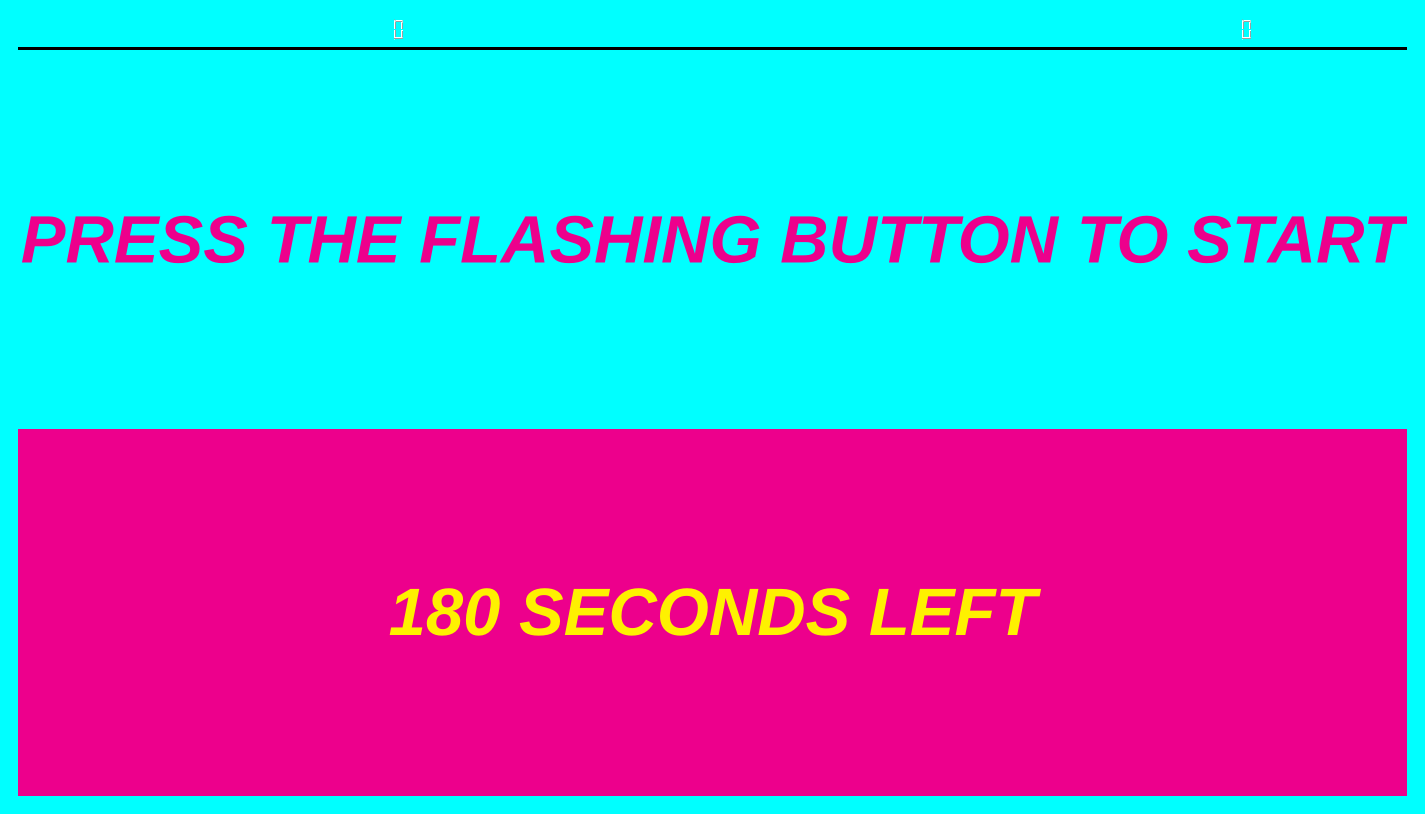
Above: GUI/main.ui from Neil-Sawhney/accelerating_circularity-sorting_game before the change. Below: the same form after it.
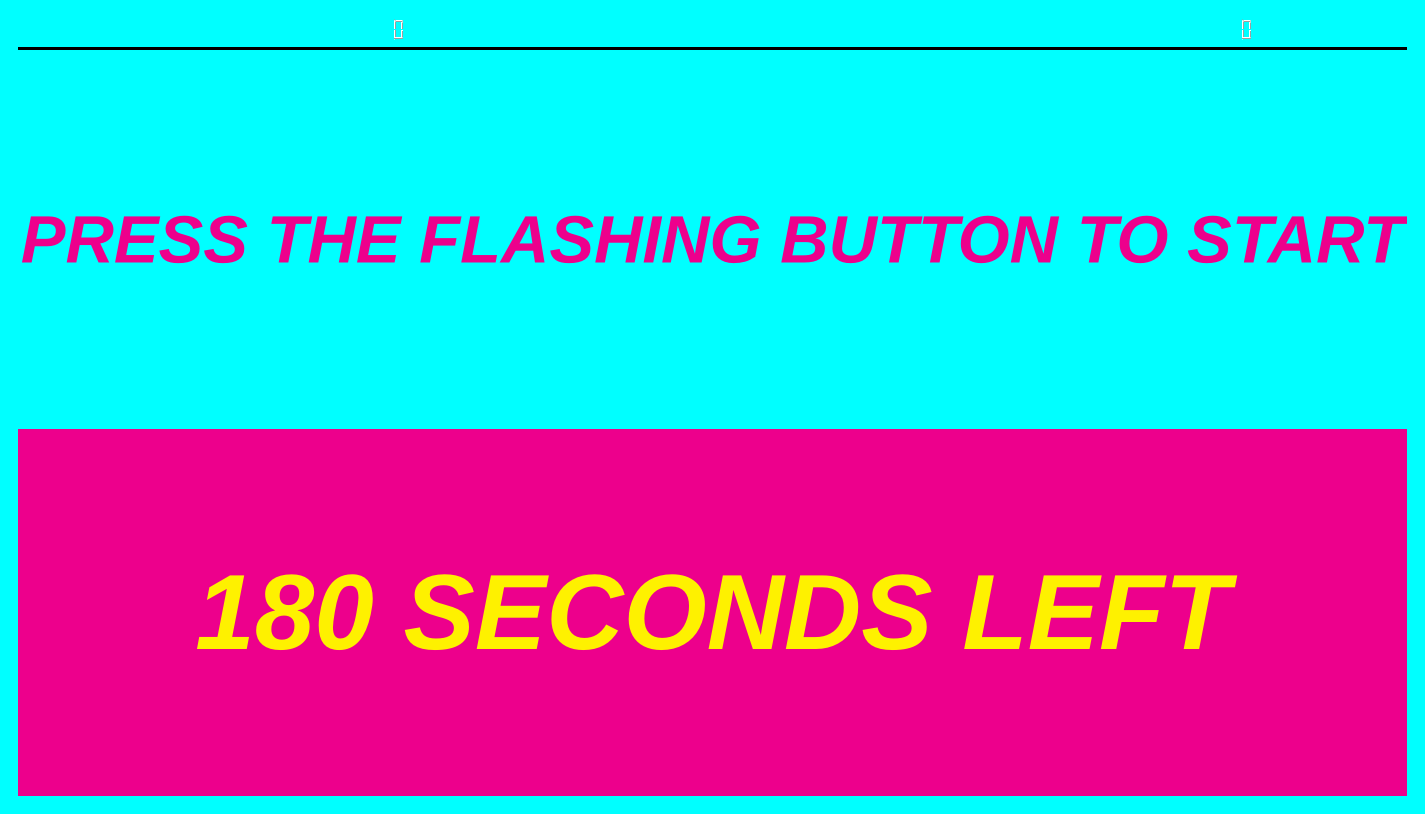
That is the form after the change. Icons and pictures are not drawn.

What changed in the file:
```diff
--- a/GUI/main.ui
+++ b/GUI/main.ui
@@ -394,7 +394,7 @@
            <property name="font">
             <font>
              <family>Arimo</family>
-             <pointsize>50</pointsize>
+             <pointsize>80</pointsize>
              <weight>75</weight>
              <italic>true</italic>
              <bold>true</bold>
```
Left out of the diff: 6 changed lines with no effect on the pictures.
